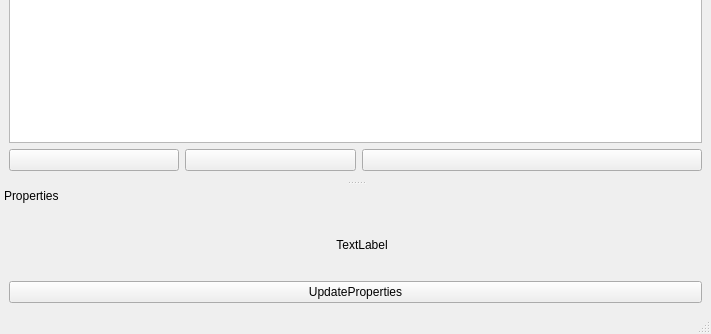
The window that ProjetNorvege/mainwindow.ui (Antoinephi/Project-Norway) describes before a commit, drawn with Qt 5; both pictures show x 0 to 711 and y 270 to 604 of the 711 by 604 pixel window.
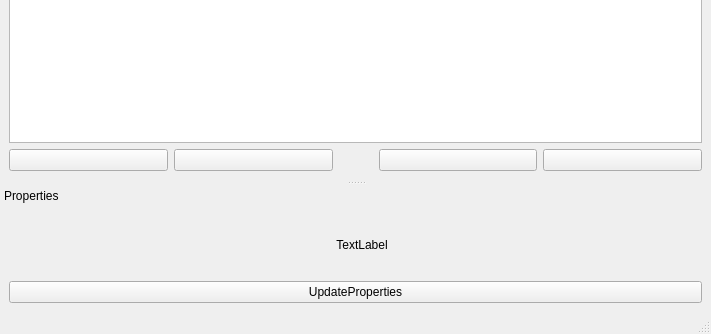
The same window after the commit. Icons and pictures are not drawn.

Commit message: autotrigger + resetItem

What changed in the file:
```diff
--- a/ProjetNorvege/mainwindow.ui
+++ b/ProjetNorvege/mainwindow.ui
@@ -218,11 +218,24 @@
          </property>
         </widget>
        </item>
+       <item>
+        <spacer name="horizontalSpacer_3">
+         <property name="orientation">
+          <enum>Qt::Horizontal</enum>
+         </property>
+         <property name="sizeHint" stdset="0">
+          <size>
+           <width>40</width>
+           <height>20</height>
+          </size>
+         </property>
+        </spacer>
+       </item>
        <item>
         <widget class="QPushButton" name="editItem">
          <property name="sizePolicy">
           <sizepolicy hsizetype="Minimum" vsizetype="Fixed">
-           <horstretch>2</horstretch>
+           <horstretch>1</horstretch>
            <verstretch>0</verstretch>
           </sizepolicy>
          </property>
@@ -244,6 +257,32 @@
          </property>
         </widget>
        </item>
+       <item>
+        <widget class="QPushButton" name="resetItem">
+         <property name="sizePolicy">
+          <sizepolicy hsizetype="Minimum" vsizetype="Fixed">
+           <horstretch>1</horstretch>
+           <verstretch>0</verstretch>
+          </sizepolicy>
+         </property>
+         <property name="toolTip">
+          <string>Reset name</string>
+         </property>
+         <property name="text">
+          <string/>
+         </property>
+         <property name="icon">
+          <iconset resource="Ressources.qrc">
+           <normaloff>:/icons/reset</normaloff>:/icons/reset</iconset>
+         </property>
+         <property name="iconSize">
+          <size>
+           <width>24</width>
+           <height>24</height>
+          </size>
+         </property>
+        </widget>
+       </item>
       </layout>
      </item>
     </layout>
```
Left out of the diff: 2 changed lines with no effect on the pictures. The commit also changes 8 other files.
